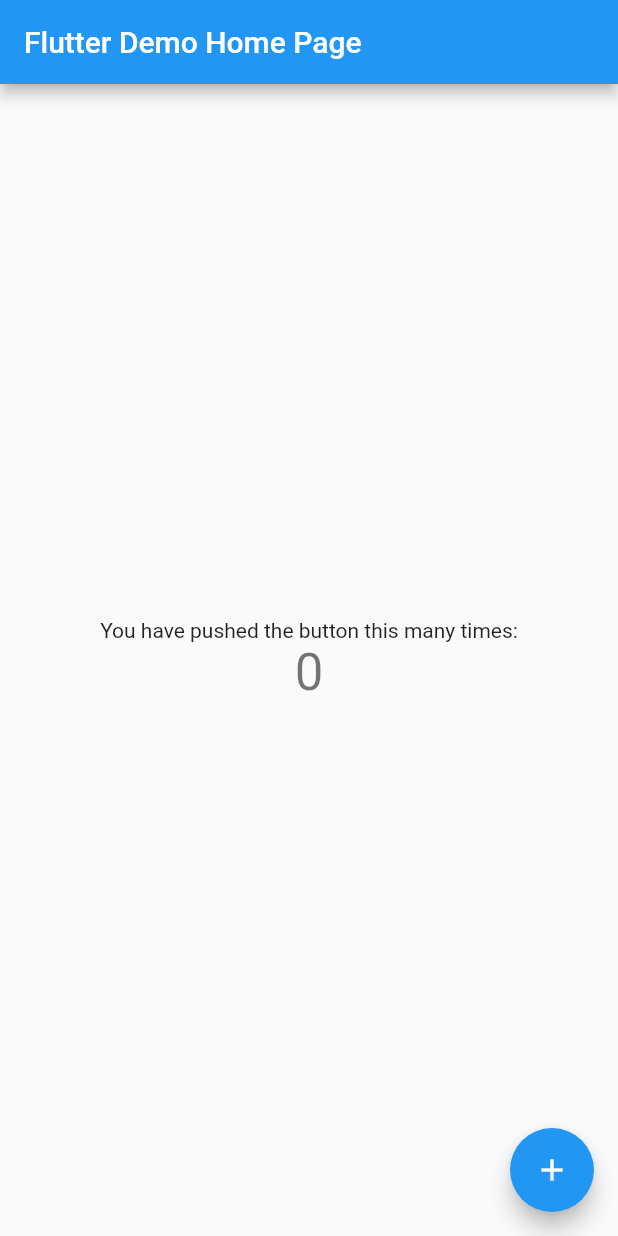
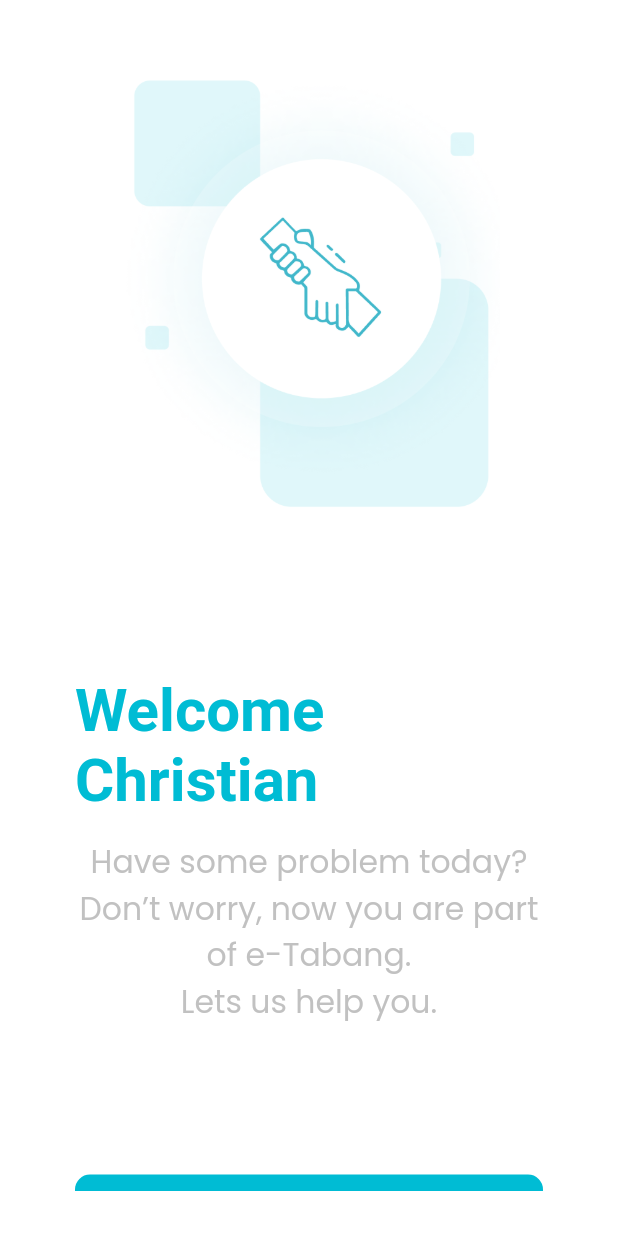
Before and after one commit to YerNiarb/etabang, a Flutter app: the screen it shows after launch, on a phone screen of 412 x 824 dp. Run offline on Flutter 3.47's test engine with Material 2 defaults, Android fonts, the phone set to English and light mode, and no system bars; Roboto replaces fonts that are missing (Helvetica).

Commit message:
Created onboarding, sign up, sign in, and welcome pages

```diff
--- a/etabang/lib/main.dart
+++ b/etabang/lib/main.dart
@@ -1,115 +1,11 @@
+import 'package:etabang/pages/get_started.dart';
+import 'package:etabang/pages/sign_in.dart';
+import 'package:etabang/pages/sign_up.dart';
+import 'package:etabang/pages/welcome_page.dart';
 import 'package:flutter/material.dart';
 
 void main() {
-  runApp(const MyApp());
+  runApp(const MaterialApp(
+    home: WelcomePage(),
+  ));
 }
-
-class MyApp extends StatelessWidget {
-  const MyApp({super.key});
-
-  // This widget is the root of your application.
-  @override
-  Widget build(BuildContext context) {
-    return MaterialApp(
-      title: 'Flutter Demo',
-      theme: ThemeData(
-        // This is the theme of your application.
-        //
-        // Try running your application with "flutter run". You'll see the
-        // application has a blue toolbar. Then, without quitting the app, try
-        // changing the primarySwatch below to Colors.green and then invoke
-        // "hot reload" (press "r" in the console where you ran "flutter run",
-        // or simply save your changes to "hot reload" in a Flutter IDE).
-        // Notice that the counter didn't reset back to zero; the application
-        // is not restarted.
-        primarySwatch: Colors.blue,
-      ),
-      home: const MyHomePage(title: 'Flutter Demo Home Page'),
-    );
-  }
-}
-
-class MyHomePage extends StatefulWidget {
-  const MyHomePage({super.key, required this.title});
-
-  // This widget is the home page of your application. It is stateful, meaning
-  // that it has a State object (defined below) that contains fields that affect
-  // how it looks.
-
-  // This class is the configuration for the state. It holds the values (in this
-  // case the title) provided by the parent (in this case the App widget) and
-  // used by the build method of the State. Fields in a Widget subclass are
-  // always marked "final".
-
-  final String title;
-
-  @override
-  State<MyHomePage> createState() => _MyHomePageState();
-}
-
-class _MyHomePageState extends State<MyHomePage> {
-  int _counter = 0;
-
-  void _incrementCounter() {
-    setState(() {
-      // This call to setState tells the Flutter framework that something has
-      // changed in this State, which causes it to rerun the build method below
-      // so that the display can reflect the updated values. If we changed
-      // _counter without calling setState(), then the build method would not be
-      // called again, and so nothing would appear to happen.
-      _counter++;
-    });
-  }
-
-  @override
-  Widget build(BuildContext context) {
-    // This method is rerun every time setState is called, for instance as done
-    // by the _incrementCounter method above.
-    //
-    // The Flutter framework has been optimized to make rerunning build methods
-    // fast, so that you can just rebuild anything that needs updating rather
-    // than having to individually change instances of widgets.
-    return Scaffold(
-      appBar: AppBar(
-        // Here we take the value from the MyHomePage object that was created by
-        // the App.build method, and use it to set our appbar title.
-        title: Text(widget.title),
-      ),
-      body: Center(
-        // Center is a layout widget. It takes a single child and positions it
-        // in the middle of the parent.
-        child: Column(
-          // Column is also a layout widget. It takes a list of children and
-          // arranges them vertically. By default, it sizes itself to fit its
-          // children horizontally, and tries to be as tall as its parent.
-          //
-          // Invoke "debug painting" (press "p" in the console, choose the
-          // "Toggle Debug Paint" action from the Flutter Inspector in Android
-          // Studio, or the "Toggle Debug Paint" command in Visual Studio Code)
-          // to see the wireframe for each widget.
-          //
-          // Column has various properties to control how it sizes itself and
-          // how it positions its children. Here we use mainAxisAlignment to
-          // center the children vertically; the main axis here is the vertical
-          // axis because Columns are vertical (the cross axis would be
-          // horizontal).
-          mainAxisAlignment: MainAxisAlignment.center,
-          children: <Widget>[
-            const Text(
-              'You have pushed the button this many times:',
-            ),
-            Text(
-              '$_counter',
-              style: Theme.of(context).textTheme.headlineMedium,
-            ),
-          ],
-        ),
-      ),
-      floatingActionButton: FloatingActionButton(
-        onPressed: _incrementCounter,
-        tooltip: 'Increment',
-        child: const Icon(Icons.add),
-      ), // This trailing comma makes auto-formatting nicer for build methods.
-    );
-  }
-}
--- /dev/null
+++ b/etabang/lib/pages/welcome_page.dart
@@ -0,0 +1,74 @@
+import 'package:flutter/material.dart';
+
+class WelcomePage extends StatelessWidget {
+  const WelcomePage({super.key});
+
+  @override
+  Widget build(BuildContext context) {
+    String name = "Christian";
+
+     return Scaffold(
+      backgroundColor: Colors.white,
+      body: Container(
+
+        margin: const EdgeInsets.fromLTRB(50, 0, 50, 30),
+        child: Center(
+          child: ListView(
+            children: [
+              Container(
+                  margin: const EdgeInsets.fromLTRB(0, 50, 0, 100),
+                  width: 300,
+                  height: 300,
+                  child: Image.asset('assets/images/welcome-page-splash-art.png'),
+                ),
+
+                Container(
+                  margin: const EdgeInsets.fromLTRB(0, 0, 0, 15),
+                  child: Text('Welcome $name',
+                      style: const TextStyle(
+                          fontSize: 40,
+                          fontWeight: FontWeight.bold,
+                          color: Colors.cyan,
+                          fontFamily: 'Helvetica')),
+                ),
+
+                Container(
+                    margin: const EdgeInsets.fromLTRB(0, 0, 0, 100),
+                    child: const Text(
+                      'Have some problem today?\nDon’t worry, now you are part of e-Tabang.\nLets us help you.',
+                      textAlign: TextAlign.center,
+                      style: TextStyle(
+                          fontSize: 21,
+                          color: Color(0x97979797),
+                          fontFamily: 'Poppins'),
+                    )
+                ),
+
+                TextButton(
+                  style: ButtonStyle(
+                      backgroundColor:
+                          MaterialStateProperty.all<Color>(Colors.cyan),
+                      foregroundColor:
+                          MaterialStateProperty.all<Color>(Colors.white),
+                      minimumSize:
+                          MaterialStateProperty.all<Size>(const Size(250, 65)),
+                      shape: MaterialStateProperty.all<RoundedRectangleBorder>(
+                        RoundedRectangleBorder(
+                          borderRadius: BorderRadius.circular(10.0),
+                        ),
+                      ),
+                      textStyle: MaterialStateProperty.all<TextStyle>(
+                        const TextStyle(fontSize: 20, fontFamily: 'Poppins'),
+                      )),
+                  onPressed: () {
+                    // This function will be called when the button is pressed
+                  },
+                  child: const Text('Go to Homepage')
+                ),
+              ]
+            )
+        ),
+      )
+    );
+  }
+}
```
Also changed, not shown: etabang/lib/pages/get_started.dart (added, +62 -0 lines), etabang/lib/pages/sign_in.dart (added, +137 -0 lines), etabang/lib/pages/sign_up.dart (added, +173 -0 lines), etabang/pubspec.yaml (+8 -14 lines), etabang/assets/fonts/Helvetica.ttf (added), etabang/assets/fonts/Poppins-Regular.ttf (added), etabang/assets/images/get-started-img.png (added), etabang/assets/images/sign-in-splash-logo.png (added), etabang/assets/images/welcome-page-splash-art.png (added), 1 other file.
